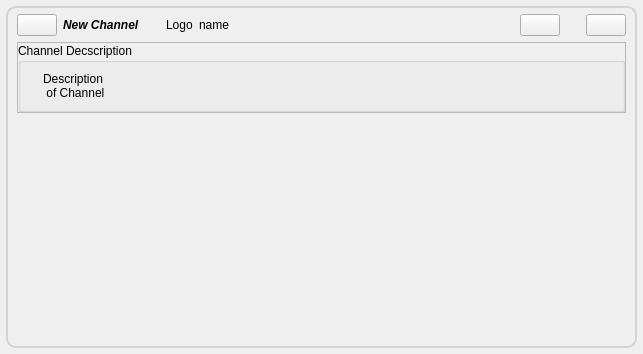
RetroShare/RetroShare, file retroshare-gui/src/gui/feeds/ChanNewItem.ui: the form before one commit.
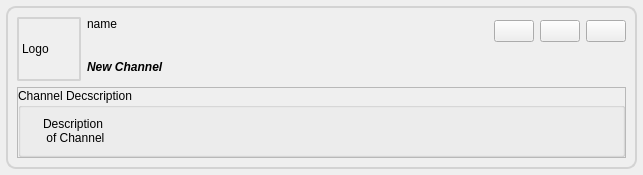
The form after the commit. Icons and pictures are not drawn.

Commit message: changed the Channel New Item layout design

```diff
--- a/retroshare-gui/src/gui/feeds/ChanNewItem.ui
+++ b/retroshare-gui/src/gui/feeds/ChanNewItem.ui
@@ -7,7 +7,7 @@
     <x>0</x>
     <y>0</y>
     <width>643</width>
-    <height>354</height>
+    <height>173</height>
    </rect>
   </property>
   <property name="windowTitle">
@@ -37,28 +37,30 @@
      <property name="frameShadow">
       <enum>QFrame::Raised</enum>
      </property>
-     <layout class="QVBoxLayout">
-      <property name="topMargin">
-       <number>6</number>
-      </property>
-      <property name="bottomMargin">
-       <number>6</number>
-      </property>
-      <item>
-       <layout class="QHBoxLayout">
-        <item>
-         <widget class="QPushButton" name="clearButton">
-          <property name="sizePolicy">
-           <sizepolicy hsizetype="Fixed" vsizetype="Fixed">
-            <horstretch>0</horstretch>
-            <verstretch>0</verstretch>
-           </sizepolicy>
+     <layout class="QGridLayout" name="gridLayout_2">
+      <item row="0" column="0" rowspan="2">
+       <layout class="QGridLayout" name="gridLayout">
+        <item row="0" column="0" rowspan="2">
+         <widget class="QLabel" name="logo_label">
+          <property name="minimumSize">
+           <size>
+            <width>64</width>
+            <height>64</height>
+           </size>
           </property>
-          <property name="toolTip">
-           <string>Remove Item</string>
+          <property name="maximumSize">
+           <size>
+            <width>64</width>
+            <height>64</height>
+           </size>
           </property>
+          <property name="styleSheet">
+           <string notr="true">QLabel{border: 2px solid #D3D3D3; 
+
+border-radius: 2px;}</string>
+          </property>
           <property name="text">
-           <string/>
+           <string>Logo</string>
           </property>
           <property name="icon">
            <iconset resource="../images.qrc">
@@ -66,7 +68,17 @@
           </property>
          </widget>
         </item>
-        <item>
+        <item row="0" column="1">
+         <widget class="QLabel" name="nameLabel">
+          <property name="text">
+           <string>name</string>
+          </property>
+          <property name="alignment">
+           <set>Qt::AlignLeading|Qt::AlignLeft|Qt::AlignTop</set>
+          </property>
+         </widget>
+        </item>
+        <item row="1" column="1">
          <widget class="QLabel" name="titleLabel">
           <property name="sizePolicy">
            <sizepolicy hsizetype="Minimum" vsizetype="Minimum">
@@ -86,45 +98,10 @@
           </property>
          </widget>
         </item>
-        <item>
-         <spacer>
-          <property name="orientation">
-           <enum>Qt::Horizontal</enum>
-          </property>
-          <property name="sizeType">
-           <enum>QSizePolicy::Fixed</enum>
-          </property>
-          <property name="sizeHint" stdset="0">
-           <size>
-            <width>20</width>
-            <height>20</height>
-           </size>
-          </property>
-         </spacer>
-        </item>
-        <item>
-         <widget class="QLabel" name="logo_label">
-          <property name="maximumSize">
-           <size>
-            <width>32</width>
-            <height>32</height>
-           </size>
-          </property>
-          <property name="text">
-           <string>Logo</string>
-          </property>
-          <property name="scaledContents">
-           <bool>true</bool>
-          </property>
-         </widget>
-        </item>
-        <item>
-         <widget class="QLabel" name="nameLabel">
-          <property name="text">
-           <string>name</string>
-          </property>
-         </widget>
-        </item>
+       </layout>
+      </item>
+      <item row="0" column="1">
+       <layout class="QHBoxLayout" name="horizontalLayout">
         <item>
          <spacer>
           <property name="orientation">
@@ -135,8 +112,8 @@
           </property>
           <property name="sizeHint" stdset="0">
            <size>
-            <width>500</width>
-            <height>20</height>
+            <width>338</width>
+            <height>28</height>
            </size>
           </property>
          </spacer>
@@ -161,22 +138,6 @@
           </property>
          </widget>
         </item>
-        <item>
-         <spacer>
-          <property name="orientation">
-           <enum>Qt::Horizontal</enum>
-          </property>
-          <property name="sizeType">
-           <enum>QSizePolicy::Fixed</enum>
-          </property>
-          <property name="sizeHint" stdset="0">
-           <size>
-            <width>20</width>
-            <height>20</height>
-           </size>
-          </property>
-         </spacer>
-        </item>
         <item>
          <widget class="QPushButton" name="expandButton">
           <property name="sizePolicy">
@@ -197,9 +158,42 @@
           </property>
          </widget>
         </item>
+        <item>
+         <widget class="QPushButton" name="clearButton">
+          <property name="sizePolicy">
+           <sizepolicy hsizetype="Fixed" vsizetype="Fixed">
+            <horstretch>0</horstretch>
+            <verstretch>0</verstretch>
+           </sizepolicy>
+          </property>
+          <property name="toolTip">
+           <string>Remove Item</string>
+          </property>
+          <property name="text">
+           <string/>
+          </property>
+          <property name="icon">
+           <iconset resource="../images.qrc">
+            <normaloff>:/images/close_normal.png</normaloff>:/images/close_normal.png</iconset>
+          </property>
+         </widget>
+        </item>
        </layout>
       </item>
-      <item>
+      <item row="1" column="1">
+       <spacer name="horizontalSpacer">
+        <property name="orientation">
+         <enum>Qt::Horizontal</enum>
+        </property>
+        <property name="sizeHint" stdset="0">
+         <size>
+          <width>455</width>
+          <height>20</height>
+         </size>
+        </property>
+       </spacer>
+      </item>
+      <item row="2" column="0" colspan="2">
        <widget class="QFrame" name="expandFrame">
         <property name="frameShape">
          <enum>QFrame::StyledPanel</enum>
@@ -219,8 +213,8 @@
            <property name="title">
             <string>Channel Decscription</string>
            </property>
-           <layout class="QHBoxLayout">
-            <item>
+           <layout class="QGridLayout" name="gridLayout_5">
+            <item row="0" column="0">
              <widget class="QLabel" name="iconLabel">
               <property name="text">
                <string/>
@@ -230,7 +224,7 @@
               </property>
              </widget>
             </item>
-            <item>
+            <item row="0" column="1">
              <widget class="QLabel" name="descLabel">
               <property name="sizePolicy">
                <sizepolicy hsizetype="MinimumExpanding" vsizetype="Preferred">
@@ -250,7 +244,7 @@
         </layout>
        </widget>
       </item>
-      <item>
+      <item row="3" column="0" colspan="2">
        <spacer name="verticalSpacer">
         <property name="orientation">
          <enum>Qt::Vertical</enum>
@@ -258,7 +252,7 @@
         <property name="sizeHint" stdset="0">
          <size>
           <width>20</width>
-          <height>40</height>
+          <height>10</height>
          </size>
         </property>
        </spacer>
```
Left out of the diff: 6 changed lines with no effect on the pictures.
